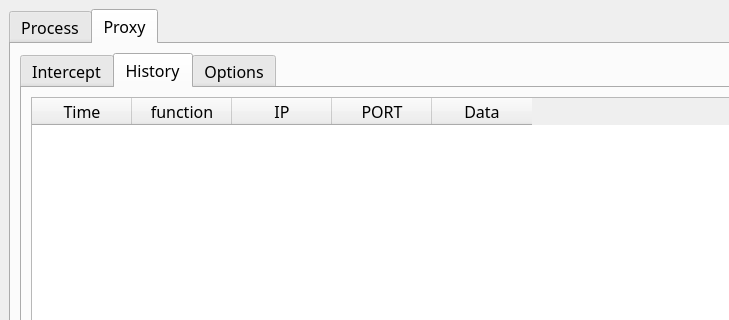
First picture: the form in Cataclysm_Version/friTCP/main_window.ui, repository Normaltic1018/friTCP, before the edit; both pictures show x 0 to 729 and y 0 to 320 of the 1056 by 781 pixel window.
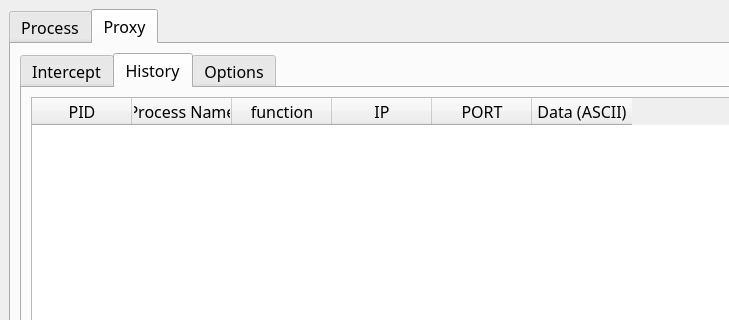
Second picture: the form after the edit. The open tabs and pages were chosen to show the change. Icons and pictures are not drawn.

Patch:
```diff
--- a/Cataclysm_Version/friTCP/main_window.ui
+++ b/Cataclysm_Version/friTCP/main_window.ui
@@ -1799,7 +1799,12 @@
                </property>
                <column>
                 <property name="text">
-                 <string>Time</string>
+                 <string>PID</string>
+                </property>
+               </column>
+               <column>
+                <property name="text">
+                 <string>Process Name</string>
                 </property>
                </column>
                <column>
@@ -1819,7 +1824,7 @@
                </column>
                <column>
                 <property name="text">
-                 <string>Data</string>
+                 <string>Data (ASCII)</string>
                 </property>
                </column>
               </widget>
```
Left out of the diff: 5 changed lines with no effect on the pictures.
